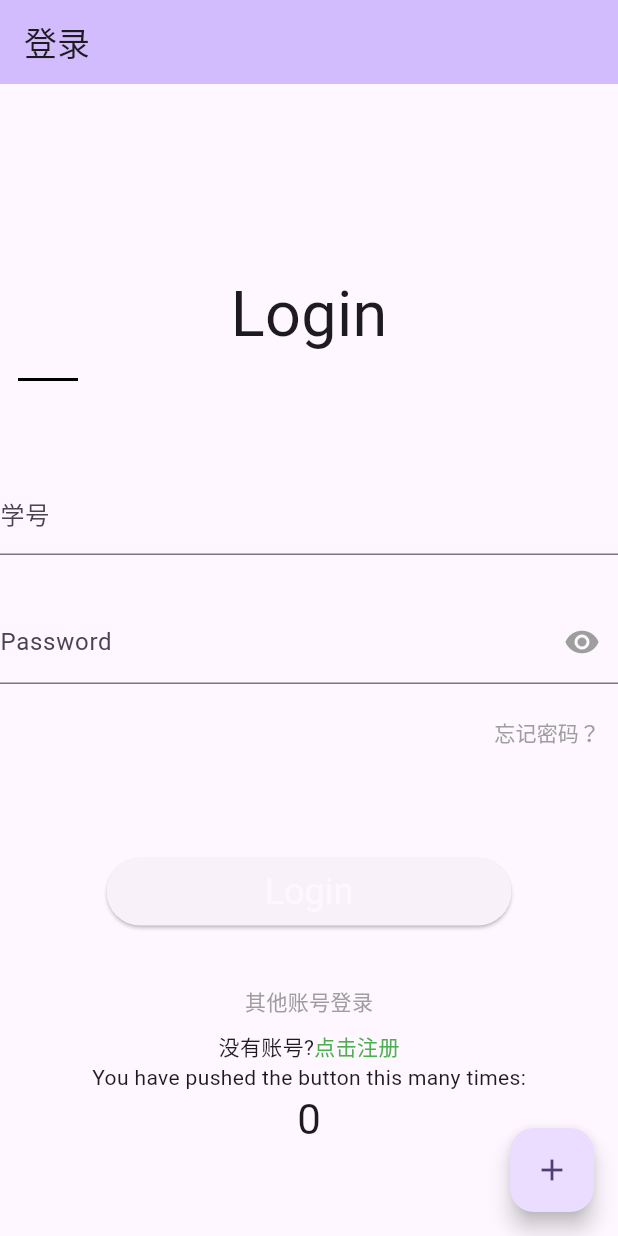
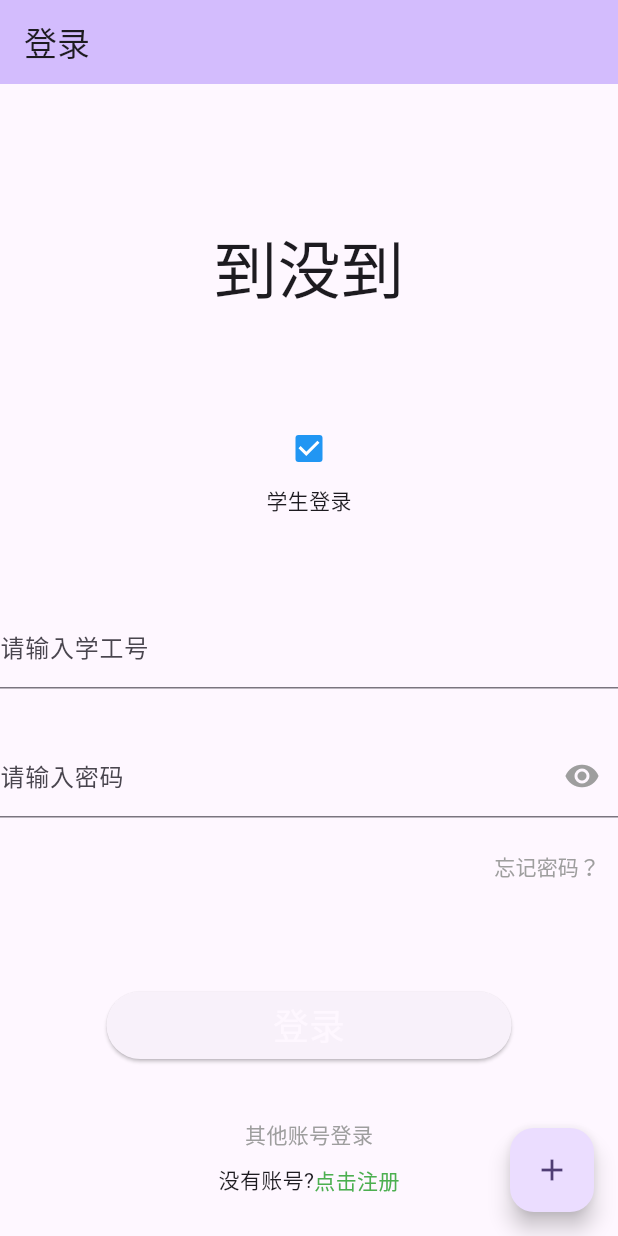
Before and after one commit to KylinYc/daomeidao-login, a Flutter app: the screen it shows after launch, on a phone screen of 412 x 824 dp. Run offline on Flutter 3.47's test engine with Material 3 defaults, Android fonts, the phone set to English and light mode, and no system bars.

Commit message:
2024.04.06

```diff
--- a/flutter_application_1/lib/main.dart
+++ b/flutter_application_1/lib/main.dart
@@ -37,6 +37,7 @@ class _MyHomePageState extends State<MyHomePage> {
   late String _StudentNumber, _password;
   bool _isObscure = true;
   Color _eyeColor = Colors.grey;
+  bool _checkboxSelected = true; //维护复选框状态
 
   void _incrementCounter() {
     setState(() {
@@ -57,9 +58,10 @@ class _MyHomePageState extends State<MyHomePage> {
           children: <Widget>[
             const SizedBox(height: kToolbarHeight), // 距离顶部一个工具栏的高度
             buildTitle(), // Login
-            buildTitleLine(), // Login下面的下划线
             const SizedBox(height: 60),
-            buildStudentNumberTextField(), // 输入学号
+            buildIdentity(context), //身份认证
+            const SizedBox(height: 60),
+            buildStudentNumberTextField(), // 输入学工号
             const SizedBox(height: 30),
             buildPasswordTextField(context), // 输入密码
             buildForgetPasswordText(context), // 忘记密码
@@ -68,13 +70,6 @@ class _MyHomePageState extends State<MyHomePage> {
             const SizedBox(height: 40),
             buildOtherLoginText(), // 其他账号登录
             buildRegisterText(context), // 注册
-            const Text(
-              'You have pushed the button this many times:',
-            ),
-            Text(
-              '$_counter',
-              style: Theme.of(context).textTheme.headlineMedium,
-            ),
           ],
         ),
       ),
@@ -83,6 +78,104 @@ class _MyHomePageState extends State<MyHomePage> {
         tooltip: 'Increment',
         child: const Icon(Icons.add),
       ), // This trailing comma makes auto-formatting nicer for build methods.
+    );
+  }
+
+//学工号输入端
+  Widget buildStudentNumberTextField() {
+    return TextFormField(
+      decoration: const InputDecoration(labelText: '请输入学工号'),
+      validator: (v) {
+        var studentNumberPattern = r'^\d{10}$'; // 假设学号为10位数字
+        RegExp studentNumberRegExp = RegExp(studentNumberPattern);
+        if (!studentNumberRegExp.hasMatch(v!)) {
+          return '请输入正确的学号';
+        }
+      },
+      onSaved: (v) => _StudentNumber = v!,
+    );
+  }
+
+//密码输入端
+  Widget buildPasswordTextField(BuildContext context) {
+    return TextFormField(
+        obscureText: _isObscure, // 是否显示文字
+        onSaved: (v) => _password = v!,
+        validator: (v) {
+          if (v!.isEmpty) {
+            return '请输入密码';
+          }
+        },
+        decoration: InputDecoration(
+            labelText: "请输入密码",
+            suffixIcon: IconButton(
+              icon: Icon(
+                Icons.remove_red_eye,
+                color: _eyeColor,
+              ),
+              onPressed: () {
+                // 修改 state 内部变量, 且需要界面内容更新, 需要使用 setState()
+                setState(() {
+                  _isObscure = !_isObscure;
+                  _eyeColor = (_isObscure
+                      ? Colors.grey
+                      : Theme.of(context).iconTheme.color)!;
+                });
+              },
+            )));
+  }
+
+//标题
+  Widget buildTitle() {
+    return const Padding(
+        padding: EdgeInsets.all(8),
+        child: Text(
+          '到没到',
+          style: TextStyle(fontSize: 42),
+        ));
+  }
+
+//登录按钮
+  Widget buildLoginButton(BuildContext context) {
+    return Align(
+      child: SizedBox(
+        height: 45,
+        width: 270,
+        child: ElevatedButton(
+          style: ButtonStyle(
+              // 设置圆角
+              shape: MaterialStateProperty.all(const StadiumBorder(
+                  side: BorderSide(style: BorderStyle.none)))),
+          child:
+              Text('登录', style: Theme.of(context).primaryTextTheme.headline5),
+          onPressed: () {
+            // 表单校验通过才会继续执行
+            if ((_formKey.currentState as FormState).validate()) {
+              (_formKey.currentState as FormState).save();
+              //TODO 执行登录方法
+              print('studentnunber: $_StudentNumber, password: $_password');
+            }
+          },
+        ),
+      ),
+    );
+  }
+
+//身份确认
+  Widget buildIdentity(BuildContext context) {
+    return Column(
+      children: <Widget>[
+        Checkbox(
+          value: _checkboxSelected,
+          activeColor: Colors.blue, //选中时的颜色
+          onChanged: (bool? newValue) {
+            setState(() {
+              _checkboxSelected = newValue!;
+            });
+          },
+        ),
+        Text('学生登录'),
+      ],
     );
   }
 
@@ -115,31 +208,6 @@ class _MyHomePageState extends State<MyHomePage> {
     );
   }
 
-  Widget buildLoginButton(BuildContext context) {
-    return Align(
-      child: SizedBox(
-        height: 45,
-        width: 270,
-        child: ElevatedButton(
-          style: ButtonStyle(
-              // 设置圆角
-              shape: MaterialStateProperty.all(const StadiumBorder(
-                  side: BorderSide(style: BorderStyle.none)))),
-          child: Text('Login',
-              style: Theme.of(context).primaryTextTheme.headline5),
-          onPressed: () {
-            // 表单校验通过才会继续执行
-            if ((_formKey.currentState as FormState).validate()) {
-              (_formKey.currentState as FormState).save();
-              //TODO 执行登录方法
-              print('Student: $_StudentNumber, password: $_password');
-            }
-          },
-        ),
-      ),
-    );
-  }
-
   Widget buildForgetPasswordText(BuildContext context) {
     return Padding(
       padding: const EdgeInsets.only(top: 8),
@@ -157,48 +225,6 @@ class _MyHomePageState extends State<MyHomePage> {
     );
   }
 
-  Widget buildPasswordTextField(BuildContext context) {
-    return TextFormField(
-        obscureText: _isObscure, // 是否显示文字
-        onSaved: (v) => _password = v!,
-        validator: (v) {
-          if (v!.isEmpty) {
-            return '请输入密码';
-          }
-        },
-        decoration: InputDecoration(
-            labelText: "Password",
-            suffixIcon: IconButton(
-              icon: Icon(
-                Icons.remove_red_eye,
-                color: _eyeColor,
-              ),
-              onPressed: () {
-                // 修改 state 内部变量, 且需要界面内容更新, 需要使用 setState()
-                setState(() {
-                  _isObscure = !_isObscure;
-                  _eyeColor = (_isObscure
-                      ? Colors.grey
-                      : Theme.of(context).iconTheme.color)!;
-                });
-              },
-            )));
-  }
-
-  Widget buildStudentNumberTextField() {
-    return TextFormField(
-      decoration: const InputDecoration(labelText: '学号'),
-      validator: (v) {
-        var studentNumberPattern = r'^\d{10}$'; // 假设学号为10位数字
-        RegExp studentNumberRegExp = RegExp(studentNumberPattern);
-        if (!studentNumberRegExp.hasMatch(v!)) {
-          return '请输入正确的学号';
-        }
-      },
-      onSaved: (v) => _StudentNumber = v!,
-    );
-  }
-
   Widget buildTitleLine() {
     return Padding(
         padding: const EdgeInsets.only(left: 12.0, top: 4.0),
@@ -211,13 +237,4 @@ class _MyHomePageState extends State<MyHomePage> {
           ),
         ));
   }
-
-  Widget buildTitle() {
-    return const Padding(
-        padding: EdgeInsets.all(8),
-        child: Text(
-          'Login',
-          style: TextStyle(fontSize: 42),
-        ));
-  }
 }
```
